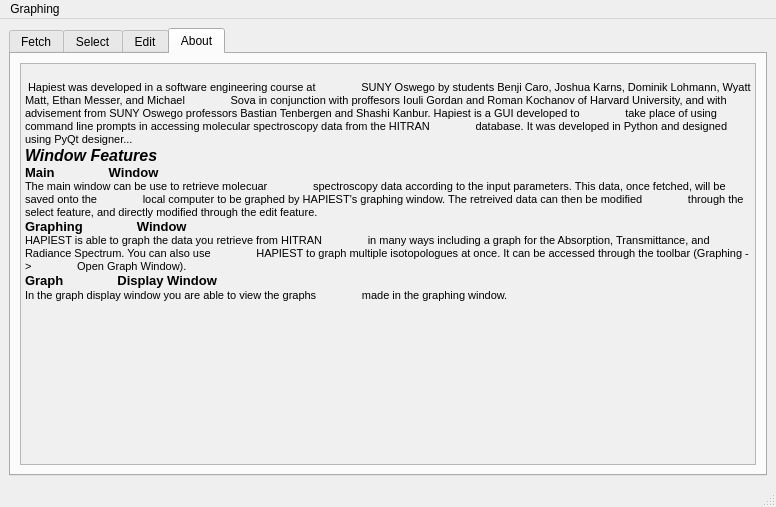
Qt form layouts/main_window.ui (hitranonline/hapiest) before a commit.
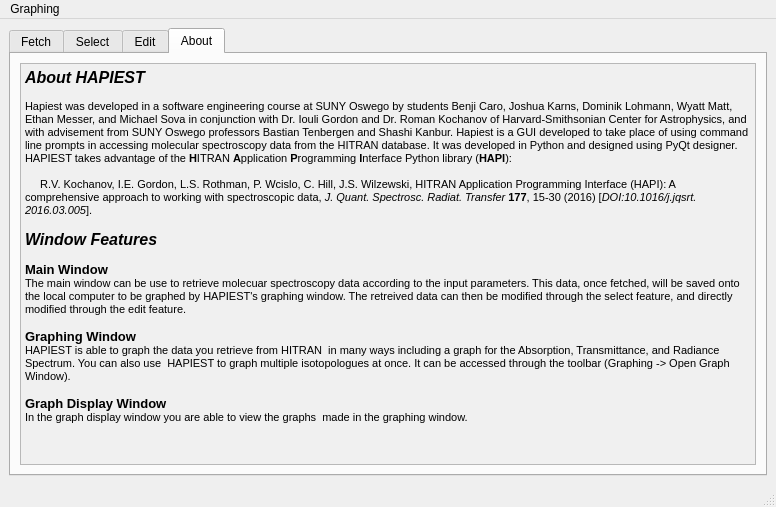
The same form after that commit.

Commit message: Improved text in About tab

Patch:
```diff
--- a/layouts/main_window.ui
+++ b/layouts/main_window.ui
@@ -850,42 +850,24 @@
            <string>&lt;!DOCTYPE HTML PUBLIC &quot;-//W3C//DTD HTML 4.0//EN&quot; &quot;http://www.w3.org/TR/REC-html40/strict.dtd&quot;&gt;
 &lt;html&gt;&lt;head&gt;&lt;meta name=&quot;qrichtext&quot; content=&quot;1&quot; /&gt;&lt;style type=&quot;text/css&quot;&gt;
 p, li { white-space: pre-wrap; }
-               &lt;/style&gt;&lt;/head&gt;&lt;body style=&quot; font-family:'MS Shell Dlg 2'; font-size:8pt;
-               font-weight:400; font-style:normal;&quot;&gt;
-               &lt;p style=&quot; margin-top:0px; margin-bottom:0px; margin-left:0px; margin-right:0px;
-               -qt-block-indent:0; text-indent:0px;&quot;&gt; Hapiest was developed in a software engineering course at
-               SUNY Oswego by students Benji Caro, Joshua Karns, Dominik Lohmann, Wyatt Matt, Ethan Messer, and Michael
-               Sova in conjunction with proffesors Iouli Gordan and Roman Kochanov of Harvard University, and with
-               advisement from SUNY Oswego professors Bastian Tenbergen and Shashi Kanbur. Hapiest is a GUI developed to
-               take place of using command line prompts in accessing molecular spectroscopy data from the HITRAN
-               database. It was developed in Python and designed using PyQt designer... &lt;/p&gt;
-               &lt;p style=&quot; margin-top:0px; margin-bottom:0px; margin-left:0px; margin-right:0px;
-               -qt-block-indent:0; text-indent:0px;&quot;&gt;&lt;span style=&quot; font-size:12pt; font-weight:600;
-               font-style:italic;&quot;&gt;Window Features &lt;/span&gt;&lt;span style=&quot; font-size:12pt;&quot;&gt;
-               &lt;/span&gt; &lt;/p&gt;
-               &lt;p style=&quot; margin-top:0px; margin-bottom:0px; margin-left:0px; margin-right:0px;
-               -qt-block-indent:0; text-indent:0px;&quot;&gt;&lt;span style=&quot; font-size:10pt; font-weight:600;&quot;&gt;Main
-               Window&lt;/span&gt;&lt;span style=&quot; font-size:10pt;&quot;&gt; &lt;/span&gt; &lt;/p&gt;
-               &lt;p style=&quot; margin-top:0px; margin-bottom:0px; margin-left:0px; margin-right:0px;
-               -qt-block-indent:0; text-indent:0px;&quot;&gt;The main window can be use to retrieve molecuar
-               spectroscopy data according to the input parameters. This data, once fetched, will be saved onto the
-               local computer to be graphed by HAPIEST's graphing window. The retreived data can then be modified
-               through the select feature, and directly modified through the edit feature. &lt;/p&gt;
-               &lt;p style=&quot; margin-top:0px; margin-bottom:0px; margin-left:0px; margin-right:0px;
-               -qt-block-indent:0; text-indent:0px;&quot;&gt;&lt;span style=&quot; font-size:10pt; font-weight:600;&quot;&gt;Graphing
-               Window&lt;/span&gt;&lt;span style=&quot; font-size:10pt;&quot;&gt; &lt;/span&gt; &lt;/p&gt;
-               &lt;p style=&quot; margin-top:0px; margin-bottom:0px; margin-left:0px; margin-right:0px;
-               -qt-block-indent:0; text-indent:0px;&quot;&gt;HAPIEST is able to graph the data you retrieve from HITRAN
-               in many ways including a graph for the Absorption, Transmittance, and Radiance Spectrum. You can also use
-               HAPIEST to graph multiple isotopologues at once. It can be accessed through the toolbar (Graphing -&amp;gt;
-               Open Graph Window). &lt;/p&gt;
-               &lt;p style=&quot; margin-top:0px; margin-bottom:0px; margin-left:0px; margin-right:0px;
-               -qt-block-indent:0; text-indent:0px;&quot;&gt;&lt;span style=&quot; font-size:10pt; font-weight:600;&quot;&gt;Graph
-               Display Window&lt;/span&gt;&lt;span style=&quot; font-size:10pt;&quot;&gt; &lt;/span&gt; &lt;/p&gt;
-               &lt;p style=&quot; margin-top:0px; margin-bottom:0px; margin-left:0px; margin-right:0px;
-               -qt-block-indent:0; text-indent:0px;&quot;&gt;In the graph display window you are able to view the graphs
-               made in the graphing window. &lt;/p&gt;&lt;/body&gt;&lt;/html&gt;
-           </string>
+&lt;/style&gt;&lt;/head&gt;&lt;body style=&quot; font-family:'MS Shell Dlg 2'; font-size:8.25pt; font-weight:400; font-style:normal;&quot;&gt;
+&lt;p style=&quot; margin-top:0px; margin-bottom:0px; margin-left:0px; margin-right:0px; -qt-block-indent:0; text-indent:0px;&quot;&gt;&lt;span style=&quot; font-size:12pt; font-weight:600; font-style:italic;&quot;&gt;About HAPIEST&lt;/span&gt;&lt;/p&gt;
+&lt;p style=&quot; margin-top:0px; margin-bottom:0px; margin-left:0px; margin-right:0px; -qt-block-indent:0; text-indent:0px;&quot;&gt;&lt;span style=&quot; font-size:8pt;&quot;&gt;               &lt;/span&gt;&lt;/p&gt;
+&lt;p style=&quot; margin-top:0px; margin-bottom:0px; margin-left:0px; margin-right:0px; -qt-block-indent:0; text-indent:0px;&quot;&gt;&lt;span style=&quot; font-size:8pt;&quot;&gt;Hapiest was developed in a software engineering course at SUNY Oswego by students Benji Caro, Joshua Karns, Dominik Lohmann, Wyatt Matt, Ethan Messer, and Michael Sova in conjunction with Dr. Iouli Gordon and Dr. Roman Kochanov of Harvard-Smithsonian Center for Astrophysics, and with advisement from SUNY Oswego professors Bastian Tenbergen and Shashi Kanbur. Hapiest is a GUI developed to take place of using command line prompts in accessing molecular spectroscopy data from the HITRAN database. It was developed in Python and designed using PyQt designer.&lt;/span&gt;&lt;/p&gt;
+&lt;p style=&quot; margin-top:0px; margin-bottom:0px; margin-left:0px; margin-right:0px; -qt-block-indent:0; text-indent:0px;&quot;&gt;&lt;span style=&quot; font-size:8pt;&quot;&gt;HAPIEST takes advantage of the &lt;/span&gt;&lt;span style=&quot; font-size:8pt; font-weight:600;&quot;&gt;H&lt;/span&gt;&lt;span style=&quot; font-size:8pt;&quot;&gt;ITRAN &lt;/span&gt;&lt;span style=&quot; font-size:8pt; font-weight:600;&quot;&gt;A&lt;/span&gt;&lt;span style=&quot; font-size:8pt;&quot;&gt;pplication &lt;/span&gt;&lt;span style=&quot; font-size:8pt; font-weight:600;&quot;&gt;P&lt;/span&gt;&lt;span style=&quot; font-size:8pt;&quot;&gt;rogramming &lt;/span&gt;&lt;span style=&quot; font-size:8pt; font-weight:600;&quot;&gt;I&lt;/span&gt;&lt;span style=&quot; font-size:8pt;&quot;&gt;nterface Python library (&lt;/span&gt;&lt;span style=&quot; font-size:8pt; font-weight:600;&quot;&gt;HAPI&lt;/span&gt;&lt;span style=&quot; font-size:8pt;&quot;&gt;):&lt;/span&gt;&lt;/p&gt;
+&lt;p style=&quot;-qt-paragraph-type:empty; margin-top:0px; margin-bottom:0px; margin-left:0px; margin-right:0px; -qt-block-indent:0; text-indent:0px; font-size:8pt;&quot;&gt;&lt;br /&gt;&lt;/p&gt;
+&lt;p style=&quot; margin-top:0px; margin-bottom:0px; margin-left:0px; margin-right:0px; -qt-block-indent:0; text-indent:0px;&quot;&gt;&lt;span style=&quot; font-size:8pt;&quot;&gt;     R.V. Kochanov, I.E. Gordon, L.S. Rothman, P. Wcislo, C. Hill, J.S. Wilzewski, HITRAN Application Programming Interface (HAPI): A comprehensive approach to working with spectroscopic data, &lt;/span&gt;&lt;span style=&quot; font-size:8pt; font-style:italic;&quot;&gt;J. Quant. Spectrosc. Radiat. Transfer&lt;/span&gt;&lt;span style=&quot; font-size:8pt;&quot;&gt; &lt;/span&gt;&lt;span style=&quot; font-size:8pt; font-weight:600;&quot;&gt;177&lt;/span&gt;&lt;span style=&quot; font-size:8pt;&quot;&gt;, 15-30 (2016) [&lt;/span&gt;&lt;span style=&quot; font-size:8pt; font-style:italic;&quot;&gt;DOI:10.1016/j.jqsrt.2016.03.005&lt;/span&gt;&lt;span style=&quot; font-size:8pt;&quot;&gt;].&lt;/span&gt;&lt;/p&gt;
+&lt;p style=&quot; margin-top:0px; margin-bottom:0px; margin-left:0px; margin-right:0px; -qt-block-indent:0; text-indent:0px;&quot;&gt;&lt;span style=&quot; font-size:8pt;&quot;&gt;           &lt;/span&gt;&lt;/p&gt;
+&lt;p style=&quot; margin-top:0px; margin-bottom:0px; margin-left:0px; margin-right:0px; -qt-block-indent:0; text-indent:0px;&quot;&gt;&lt;span style=&quot; font-size:12pt; font-weight:600; font-style:italic;&quot;&gt;Window Features &lt;/span&gt;&lt;span style=&quot; font-size:12pt;&quot;&gt;               &lt;/span&gt;&lt;span style=&quot; font-size:8pt;&quot;&gt;                &lt;/span&gt;&lt;/p&gt;
+&lt;p style=&quot;-qt-paragraph-type:empty; margin-top:0px; margin-bottom:0px; margin-left:0px; margin-right:0px; -qt-block-indent:0; text-indent:0px;&quot;&gt;&lt;br /&gt;&lt;/p&gt;
+&lt;p style=&quot; margin-top:0px; margin-bottom:0px; margin-left:0px; margin-right:0px; -qt-block-indent:0; text-indent:0px;&quot;&gt;&lt;span style=&quot; font-size:10pt; font-weight:600;&quot;&gt;Main Window&lt;/span&gt;&lt;span style=&quot; font-size:10pt;&quot;&gt; &lt;/span&gt;&lt;span style=&quot; font-size:8pt;&quot;&gt;                &lt;/span&gt;&lt;/p&gt;
+&lt;p style=&quot; margin-top:0px; margin-bottom:0px; margin-left:0px; margin-right:0px; -qt-block-indent:0; text-indent:0px;&quot;&gt;&lt;span style=&quot; font-size:8pt;&quot;&gt;The main window can be use to retrieve molecuar spectroscopy data according to the input parameters. This data, once fetched, will be saved onto the local computer to be graphed by HAPIEST's graphing window. The retreived data can then be modified through the select feature, and directly modified through the edit feature.                &lt;/span&gt;&lt;/p&gt;
+&lt;p style=&quot;-qt-paragraph-type:empty; margin-top:0px; margin-bottom:0px; margin-left:0px; margin-right:0px; -qt-block-indent:0; text-indent:0px;&quot;&gt;&lt;br /&gt;&lt;/p&gt;
+&lt;p style=&quot; margin-top:0px; margin-bottom:0px; margin-left:0px; margin-right:0px; -qt-block-indent:0; text-indent:0px;&quot;&gt;&lt;span style=&quot; font-size:10pt; font-weight:600;&quot;&gt;Graphing Window&lt;/span&gt;&lt;span style=&quot; font-size:10pt;&quot;&gt; &lt;/span&gt;&lt;span style=&quot; font-size:8pt;&quot;&gt;                &lt;/span&gt;&lt;/p&gt;
+&lt;p style=&quot; margin-top:0px; margin-bottom:0px; margin-left:0px; margin-right:0px; -qt-block-indent:0; text-indent:0px;&quot;&gt;&lt;span style=&quot; font-size:8pt;&quot;&gt;HAPIEST is able to graph the data you retrieve from HITRAN  in many ways including a graph for the Absorption, Transmittance, and Radiance Spectrum. You can also use  HAPIEST to graph multiple isotopologues at once. It can be accessed through the toolbar (Graphing -&amp;gt; Open Graph Window).                &lt;/span&gt;&lt;/p&gt;
+&lt;p style=&quot;-qt-paragraph-type:empty; margin-top:0px; margin-bottom:0px; margin-left:0px; margin-right:0px; -qt-block-indent:0; text-indent:0px;&quot;&gt;&lt;br /&gt;&lt;/p&gt;
+&lt;p style=&quot; margin-top:0px; margin-bottom:0px; margin-left:0px; margin-right:0px; -qt-block-indent:0; text-indent:0px;&quot;&gt;&lt;span style=&quot; font-size:10pt; font-weight:600;&quot;&gt;Graph Display Window&lt;/span&gt;&lt;span style=&quot; font-size:10pt;&quot;&gt; &lt;/span&gt;&lt;span style=&quot; font-size:8pt;&quot;&gt;                &lt;/span&gt;&lt;/p&gt;
+&lt;p style=&quot; margin-top:0px; margin-bottom:0px; margin-left:0px; margin-right:0px; -qt-block-indent:0; text-indent:0px;&quot;&gt;&lt;span style=&quot; font-size:8pt;&quot;&gt;In the graph display window you are able to view the graphs  made in the graphing window. &lt;/span&gt;           &lt;/p&gt;&lt;/body&gt;&lt;/html&gt;</string>
           </property>
          </widget>
         </item>
```
Lines whose indentation alone changed are shown as unchanged.
